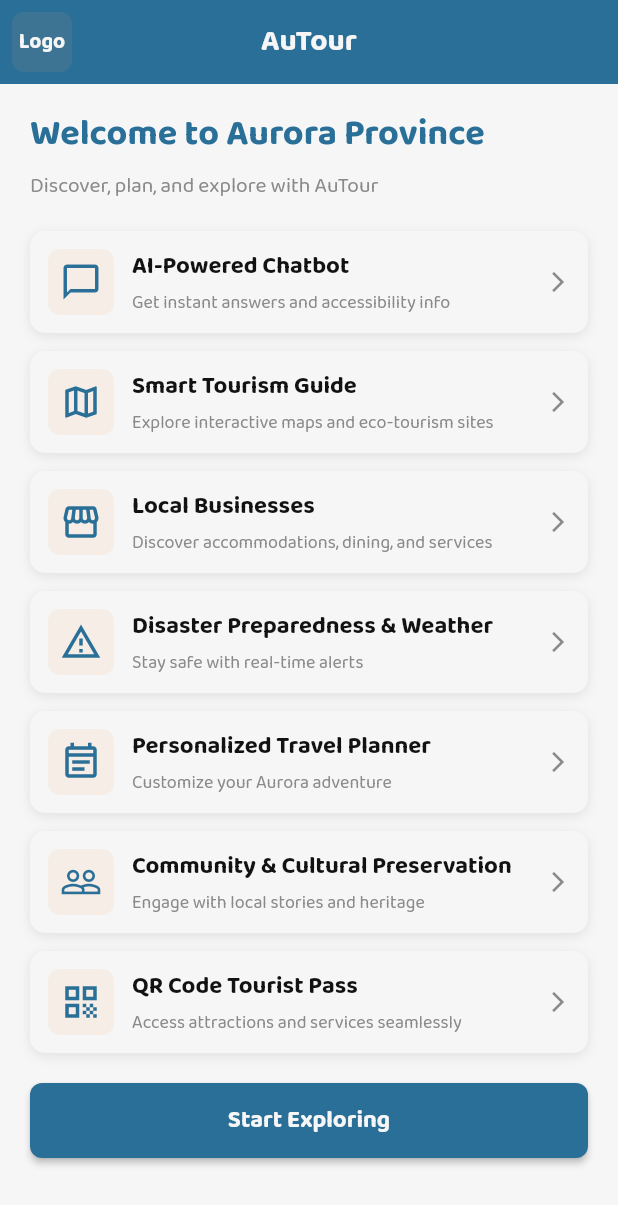
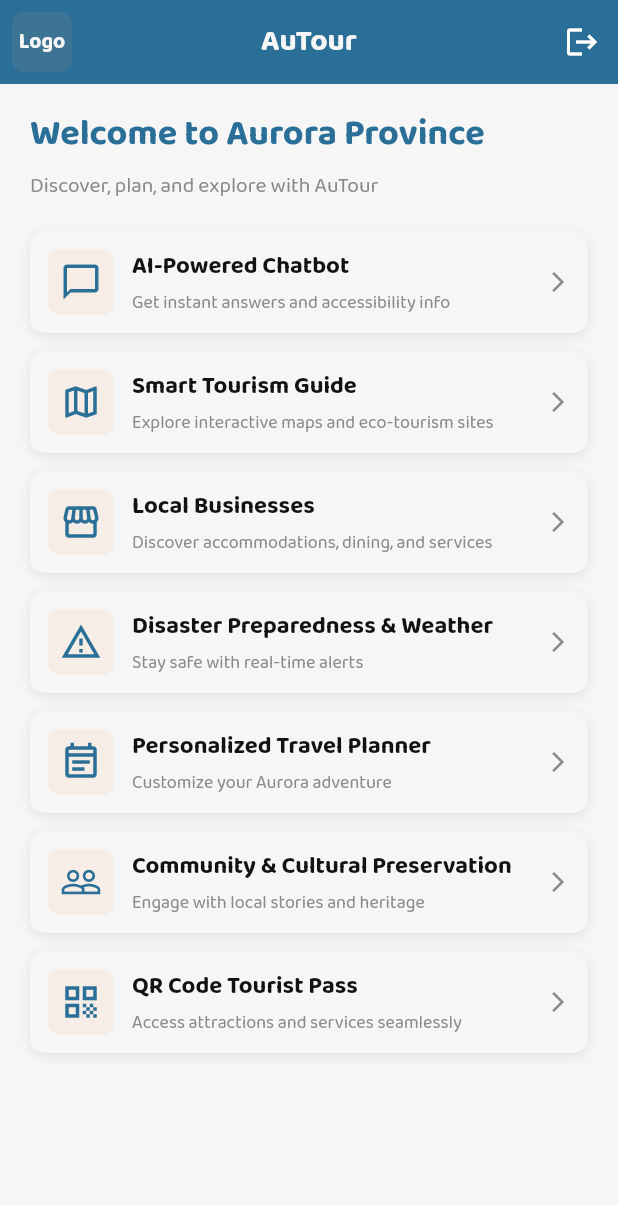
Before and after one commit to lansoyyy/autor_mobile, a Flutter app: the HomeScreen screen opened directly, on a phone screen of 412 x 824 dp. Shown: the top 1205 px of the screen. Run offline on Flutter 3.47's test engine with Material 3 defaults, Android fonts, the phone set to English and light mode, and no system bars; our stand-ins replace fluttertoast.

Commit message:
added logout

```diff
--- a/lib/screens/home_screen.dart
+++ b/lib/screens/home_screen.dart
@@ -1,4 +1,6 @@
+import 'package:autour_mobile/screens/auth/login_screen.dart';
 import 'package:autour_mobile/screens/home_screens/chatbot_screen.dart';
+import 'package:autour_mobile/widgets/logout_widget.dart';
 import 'package:flutter/material.dart';
 import 'package:autour_mobile/utils/colors.dart';
 import 'package:autour_mobile/widgets/text_widget.dart';
@@ -12,6 +14,7 @@ class HomeScreen extends StatelessWidget {
     return Scaffold(
       backgroundColor: white,
       appBar: AppBar(
+        foregroundColor: Colors.white,
         backgroundColor: primary,
         elevation: 0,
         title: TextWidget(
@@ -21,6 +24,16 @@ class HomeScreen extends StatelessWidget {
           fontFamily: 'Bold',
           align: TextAlign.center,
         ),
+        actions: [
+          IconButton(
+            onPressed: () {
+              logout(context, LoginScreen());
+            },
+            icon: Icon(
+              Icons.logout,
+            ),
+          ),
+        ],
         centerTitle: true,
         leading: Container(
           margin: const EdgeInsets.all(8),
@@ -167,28 +180,6 @@ class HomeScreen extends StatelessWidget {
               ),
               const SizedBox(height: 20),
               // Quick Action Button
-              ButtonWidget(
-                label: 'Start Exploring',
-                onPressed: () {
-                  ScaffoldMessenger.of(context).showSnackBar(
-                    SnackBar(
-                      content: TextWidget(
-                        text: 'Exploring Aurora Province!',
-                        fontSize: 14,
-                        color: white,
-                      ),
-                      backgroundColor: primary,
-                      duration: const Duration(seconds: 2),
-                    ),
-                  );
-                },
-                color: primary,
-                textColor: white,
-                width: double.infinity,
-                height: 50,
-                radius: 8,
-                fontSize: 16,
-              ),
             ],
           ),
         ),
```
Also changed, not shown: lib/widgets/logout_widget.dart (+37 -38 lines).
